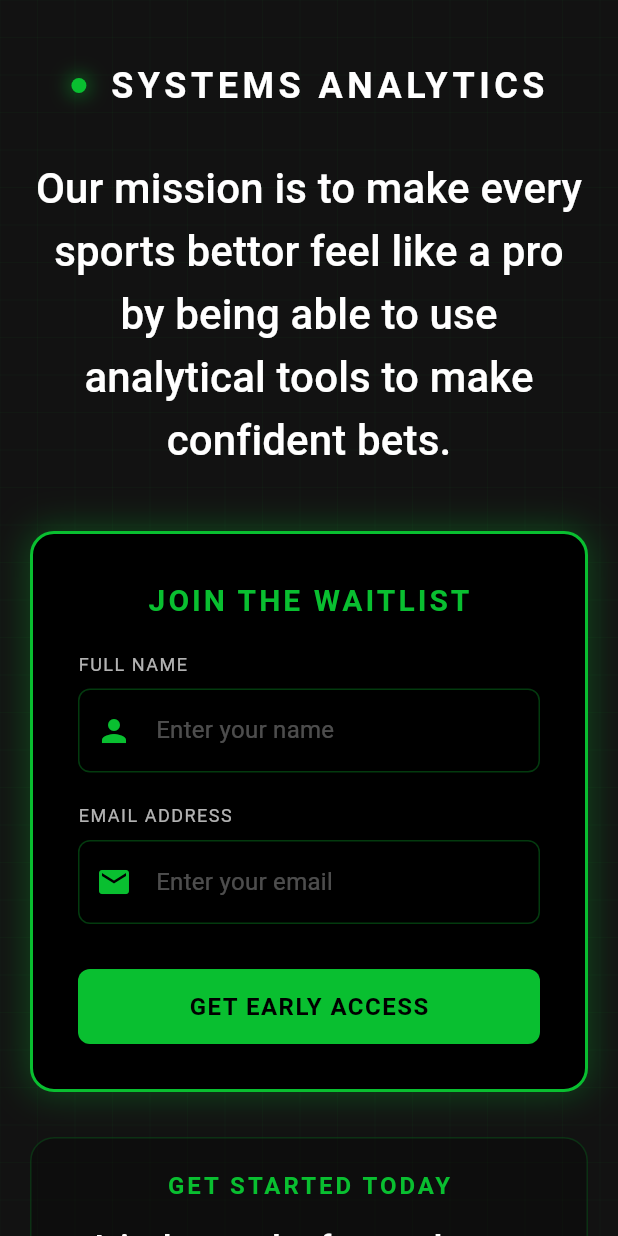
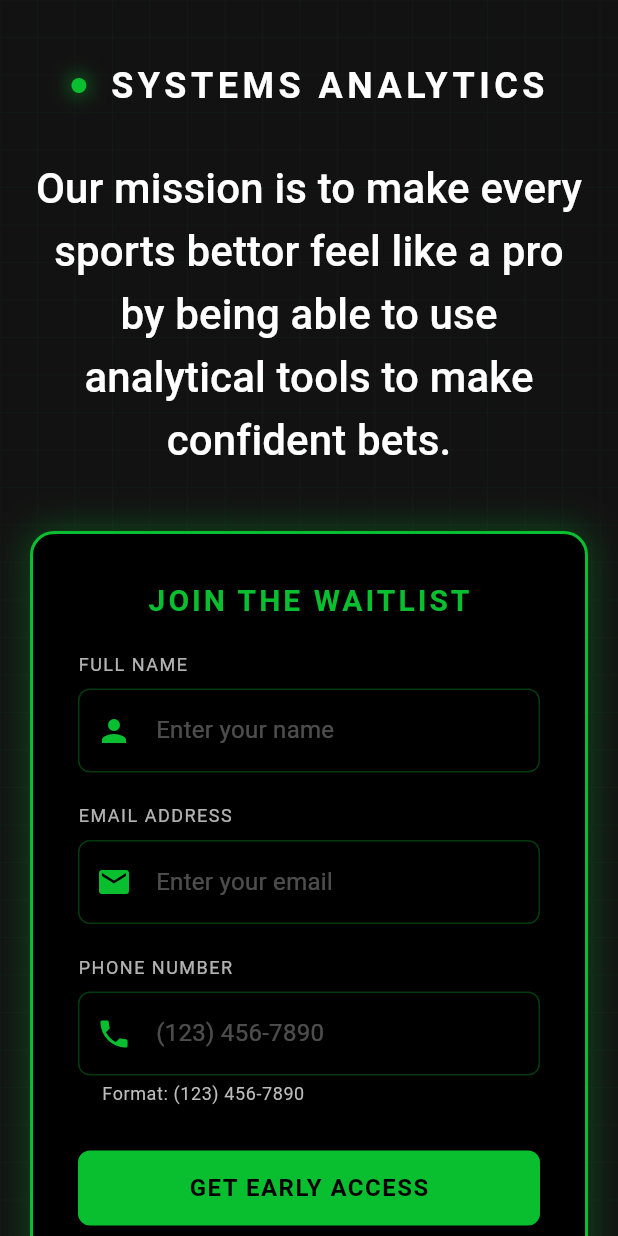
Before and after one commit to jwgillispie/sysan, a Flutter app: the LandingPage screen opened directly, on a phone screen of 412 x 824 dp. Run offline on Flutter 3.47's test engine with Material 3 defaults, Android fonts, the phone set to English and light mode, and no system bars; our stand-ins replace bloc, cloud_firestore, equatable, firebase_core, fl_chart, flutter_bloc and 6 more; accounts and stored records are empty; generated files the repository leaves out were written again; network calls fail.

Commit message:
landing page now successfully takes in users

```diff
--- a/upsilon_sa/lib/features/landing/ui/landing_page.dart
+++ b/upsilon_sa/lib/features/landing/ui/landing_page.dart
@@ -1,6 +1,7 @@
 import 'package:flutter/material.dart';
 import 'package:cloud_firestore/cloud_firestore.dart';
 import 'dart:math';
+import 'package:flutter/foundation.dart' show kIsWeb;
 
 class LandingPage extends StatefulWidget {
   const LandingPage({Key? key}) : super(key: key);
@@ -9,10 +10,12 @@ class LandingPage extends StatefulWidget {
   State<LandingPage> createState() => _LandingPageState();
 }
 
-class _LandingPageState extends State<LandingPage> with SingleTickerProviderStateMixin {
+class _LandingPageState extends State<LandingPage>
+    with SingleTickerProviderStateMixin {
   final _formKey = GlobalKey<FormState>();
   final _nameController = TextEditingController();
   final _emailController = TextEditingController();
+  final _phoneController = TextEditingController();
   bool _isSubmitting = false;
   bool _isSuccess = false;
   late AnimationController _animationController;
@@ -31,9 +34,11 @@ class _LandingPageState extends State<LandingPage> with SingleTickerProviderStat
     _animationController.dispose();
     _nameController.dispose();
     _emailController.dispose();
+    _phoneController.dispose();
     super.dispose();
   }
 
+// Update the _submitForm method to use this formatter
   Future<void> _submitForm() async {
     if (_formKey.currentState!.validate()) {
       setState(() {
@@ -44,6 +49,8 @@ class _LandingPageState extends State<LandingPage> with SingleTickerProviderStat
         await FirebaseFirestore.instance.collection('waitlist').add({
           'name': _nameController.text,
           'email': _emailController.text,
+          'phone': _formatPhoneForStorage(
+              _phoneController.text), // Format before storing
           'timestamp': FieldValue.serverTimestamp(),
         });
 
@@ -54,6 +61,7 @@ class _LandingPageState extends State<LandingPage> with SingleTickerProviderStat
 
         _nameController.clear();
         _emailController.clear();
+        _phoneController.clear();
       } catch (e) {
         setState(() {
           _isSubmitting = false;
@@ -133,7 +141,6 @@ class _LandingPageState extends State<LandingPage> with SingleTickerProviderStat
 
                 const SizedBox(height: 30),
 
-
                 // Mission statement
                 Container(
                   padding: const EdgeInsets.symmetric(horizontal: 20),
@@ -183,17 +190,20 @@ class _LandingPageState extends State<LandingPage> with SingleTickerProviderStat
                           _buildValueCard(
                             icon: Icons.bar_chart,
                             title: 'Low Barrier to High-End Tools',
-                            description: 'Access advanced analytical tools with no coding required',
+                            description:
+                                'Access advanced analytical tools with no coding required',
                           ),
                           _buildValueCard(
                             icon: Icons.person,
                             title: 'Make Everyone Feel Like a Pro',
-                            description: 'Analyze games and track your bets like the professionals do',
+                            description:
+                                'Analyze games and track your bets like the professionals do',
                           ),
                           _buildValueCard(
                             icon: Icons.trending_up,
                             title: 'Make Money Smarter',
-                            description: 'Use data-driven decisions for more confident betting',
+                            description:
+                                'Use data-driven decisions for more confident betting',
                           ),
                         ],
                       ),
@@ -266,21 +276,24 @@ class _LandingPageState extends State<LandingPage> with SingleTickerProviderStat
                       const SizedBox(height: 30),
                       _buildFeatureRow(
                         title: 'Click and Choose Factors',
-                        description: 'Easily select your preferred factors for analyzing and predicting sports outcomes without any prior coding knowledge.',
+                        description:
+                            'Easily select your preferred factors for analyzing and predicting sports outcomes without any prior coding knowledge.',
                         icon: Icons.touch_app,
                         isReversed: false,
                       ),
                       const SizedBox(height: 40),
                       _buildFeatureRow(
                         title: 'Low Barrier to Entry',
-                        description: 'Systems reduces the barrier to entry of conventional betting research through its low user cost and ease of use.',
+                        description:
+                            'Systems reduces the barrier to entry of conventional betting research through its low user cost and ease of use.',
                         icon: Icons.accessibility_new,
                         isReversed: true,
                       ),
                       const SizedBox(height: 40),
                       _buildFeatureRow(
                         title: 'Feel Like a Pro',
-                        description: 'Our tools give you the confidence to make data-driven betting decisions just like professional analysts.',
+                        description:
+                            'Our tools give you the confidence to make data-driven betting decisions just like professional analysts.',
                         icon: Icons.psychology,
                         isReversed: false,
                       ),
@@ -322,6 +335,20 @@ class _LandingPageState extends State<LandingPage> with SingleTickerProviderStat
         ],
       ),
     );
+  }
+
+// Add this helper function to your _LandingPageState class
+  String _formatPhoneForStorage(String input) {
+    // Remove all non-digit characters
+    final digitsOnly = input.replaceAll(RegExp(r'[^\d]'), '');
+
+    // If we have a 10-digit number, format it as +1XXXXXXXXXX
+    if (digitsOnly.length == 10) {
+      return '+1$digitsOnly';
+    }
+
+    // Return the digits as-is
+    return digitsOnly;
   }
 
   // Two-column layout for wide screens
@@ -392,7 +419,7 @@ class _LandingPageState extends State<LandingPage> with SingleTickerProviderStat
           // Right column with signup form
           Expanded(
             flex: 4,
-            child: _buildSignupForm(),
+            child: _buildSignupForm(isWeb: true),
           ),
         ],
       ),
@@ -406,7 +433,7 @@ class _LandingPageState extends State<LandingPage> with SingleTickerProviderStat
       child: Column(
         children: [
           // Signup form on top for mobile
-          _buildSignupForm(),
+          _buildSignupForm(isWeb: false),
 
           const SizedBox(height: 30),
 
@@ -484,7 +511,7 @@ class _LandingPageState extends State<LandingPage> with SingleTickerProviderStat
     );
   }
 
-  Widget _buildSignupForm() {
+  Widget _buildSignupForm({required bool isWeb}) {
     return Container(
       decoration: BoxDecoration(
         color: Colors.black,
@@ -502,9 +529,14 @@ class _LandingPageState extends State<LandingPage> with SingleTickerProviderStat
         ],
       ),
       padding: const EdgeInsets.all(30),
+      // Add constraints based on platform
+      constraints: BoxConstraints(
+        maxWidth: isWeb ? 500 : double.infinity,
+      ),
       child: Form(
         key: _formKey,
         child: Column(
+          mainAxisSize: MainAxisSize.min,
           crossAxisAlignment: CrossAxisAlignment.start,
           children: [
             if (_isSuccess)
@@ -585,6 +617,8 @@ class _LandingPageState extends State<LandingPage> with SingleTickerProviderStat
                   Icons.person,
                   color: Color(0xFF09BF30),
                 ),
+                contentPadding:
+                    const EdgeInsets.symmetric(vertical: 16, horizontal: 12),
               ),
               validator: (value) {
                 if (value == null || value.isEmpty) {
@@ -635,14 +669,113 @@ class _LandingPageState extends State<LandingPage> with SingleTickerProviderStat
                   Icons.email,
                   color: Color(0xFF09BF30),
                 ),
+                contentPadding:
+                    const EdgeInsets.symmetric(vertical: 16, horizontal: 12),
               ),
               validator: (value) {
                 if (value == null || value.isEmpty) {
                   return 'Please enter your email';
                 }
-                if (!RegExp(r'^[\w-\.]+@([\w-]+\.)+[\w-]{2,4}$').hasMatch(value)) {
+                if (!RegExp(r'^[\w-\.]+@([\w-]+\.)+[\w-]{2,4}$')
+                    .hasMatch(value)) {
                   return 'Please enter a valid email';
                 }
+                return null;
+              },
+            ),
+            const SizedBox(height: 20),
+
+            // Phone Number field - New addition
+            const Text(
+              'PHONE NUMBER',
+              style: TextStyle(
+                color: Colors.white70,
+                fontSize: 12,
+                letterSpacing: 1,
+              ),
+            ),
+            const SizedBox(height: 8),
+            TextFormField(
+              controller: _phoneController,
+              style: const TextStyle(color: Colors.white),
+              keyboardType: TextInputType.phone,
+              decoration: InputDecoration(
+                hintText: '(123) 456-7890',
+                hintStyle: TextStyle(color: Colors.white.withOpacity(0.3)),
+                filled: true,
+                fillColor: Colors.black,
+                border: OutlineInputBorder(
+                  borderRadius: BorderRadius.circular(8),
+                  borderSide: BorderSide(
+                    color: const Color(0xFF09BF30).withOpacity(0.3),
+                  ),
+                ),
+                enabledBorder: OutlineInputBorder(
+                  borderRadius: BorderRadius.circular(8),
+                  borderSide: BorderSide(
+                    color: const Color(0xFF09BF30).withOpacity(0.3),
+                  ),
+                ),
+                focusedBorder: OutlineInputBorder(
+                  borderRadius: BorderRadius.circular(8),
+                  borderSide: const BorderSide(
+                    color: Color(0xFF09BF30),
+                  ),
+                ),
+                prefixIcon: const Icon(
+                  Icons.phone,
+                  color: Color(0xFF09BF30),
+                ),
+                helperText: 'Format: (123) 456-7890',
+                helperStyle: TextStyle(color: Colors.grey[400], fontSize: 12),
+                contentPadding:
+                    const EdgeInsets.symmetric(vertical: 16, horizontal: 12),
+              ),
+              // Format the phone number as the user types
+              onChanged: (value) {
+                // Skip formatting if deleting text
+                if (value.length < _phoneController.text.length) return;
+
+                // Remove all non-digit characters
+                final digits = value.replaceAll(RegExp(r'[^\d]'), '');
+
+                // Format the number as (XXX) XXX-XXXX
+                if (digits.length <= 3) {
+                  _phoneController.value = TextEditingValue(
+                    text: digits,
+                    selection: TextSelection.collapsed(offset: digits.length),
+                  );
+                } else if (digits.length <= 6) {
+                  _phoneController.value = TextEditingValue(
+                    text: '(${digits.substring(0, 3)}) ${digits.substring(3)}',
+                    selection:
+                        TextSelection.collapsed(offset: digits.length + 3),
+                  );
+                } else if (digits.length <= 10) {
+                  _phoneController.value = TextEditingValue(
+                    text:
+                        '(${digits.substring(0, 3)}) ${digits.substring(3, 6)}-${digits.substring(6)}',
+                    selection:
+                        TextSelection.collapsed(offset: digits.length + 4),
+                  );
+                }
+              },
+              validator: (value) {
+                if (value == null || value.isEmpty) {
+                  return 'Please enter your phone number';
+                }
+
+                // Check if the number has the right number of digits
+                final digitsOnly = value.replaceAll(RegExp(r'[^\d]'), '');
+
+                if (digitsOnly.length < 10) {
+                  return 'Please enter a complete phone number';
+                }
+
+                if (digitsOnly.length > 10) {
+                  return 'Please enter a 10-digit US phone number';
+                }
+
                 return null;
               },
             ),
@@ -657,7 +790,8 @@ class _LandingPageState extends State<LandingPage> with SingleTickerProviderStat
                 style: ElevatedButton.styleFrom(
                   backgroundColor: const Color(0xFF09BF30),
                   foregroundColor: Colors.black,
-                  disabledBackgroundColor: const Color(0xFF09BF30).withOpacity(0.5),
+                  disabledBackgroundColor:
+                      const Color(0xFF09BF30).withOpacity(0.5),
                   shape: RoundedRectangleBorder(
                     borderRadius: BorderRadius.circular(8),
                   ),
@@ -673,7 +807,6 @@ class _LandingPageState extends State<LandingPage> with SingleTickerProviderStat
                       )
                     : const Text(
                         'GET EARLY ACCESS',
-
                         style: TextStyle(
                           fontSize: 16,
                           fontWeight: FontWeight.bold,
--- a/upsilon_sa/pubspec.yaml
+++ b/upsilon_sa/pubspec.yaml
@@ -87,6 +87,7 @@ flutter:
   #   - images/a_dot_burr.jpeg
   #   - images/a_dot_ham.jpeg
   assets:
+    - .env
     - assets/images/systems_logo_dark.jpeg
     - assets/images/systems_logo_light.jpeg
 
```
Also changed, not shown: upsilon_sa/lib/core/config/firebase_config.dart (added, +45 -0 lines), upsilon_sa/lib/core/utils/helpers.dart (+32 -0 lines), upsilon_sa/lib/main.dart (+5 -18 lines), upsilon_sa/lib/web_main.dart (deleted, +0 -48 lines), upsilon_sa/firebase.json, 8 other files.
